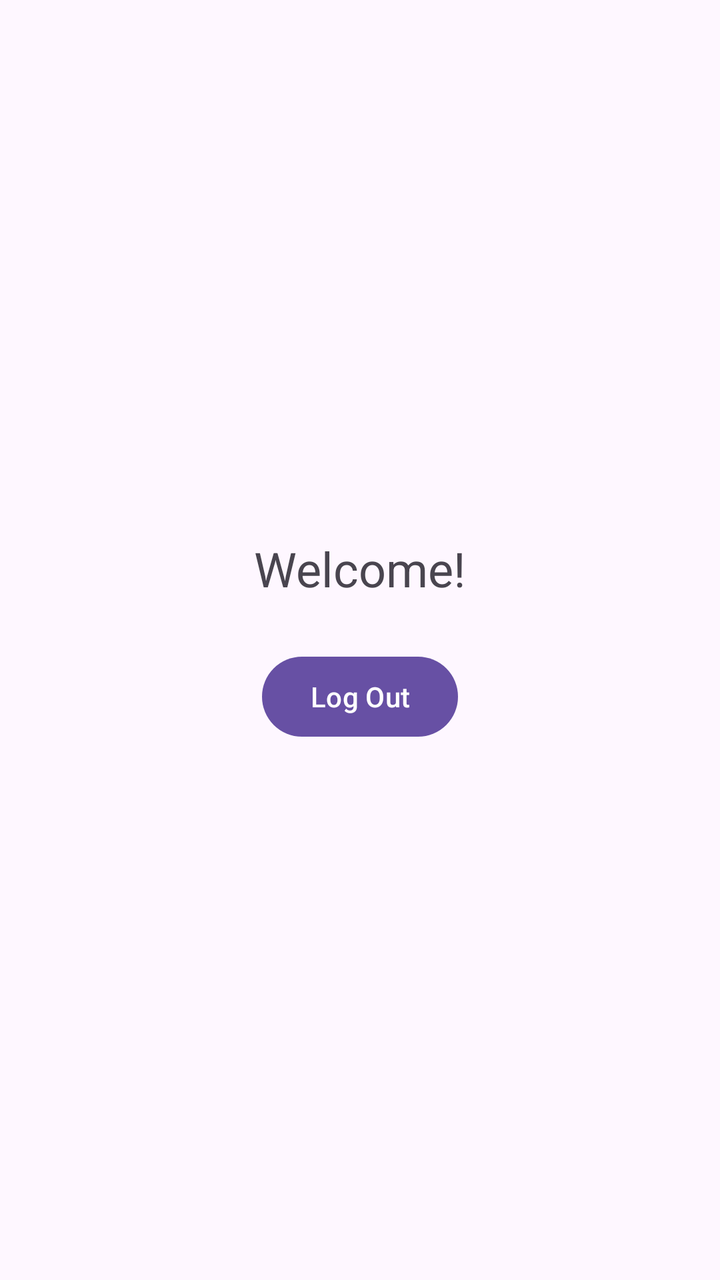
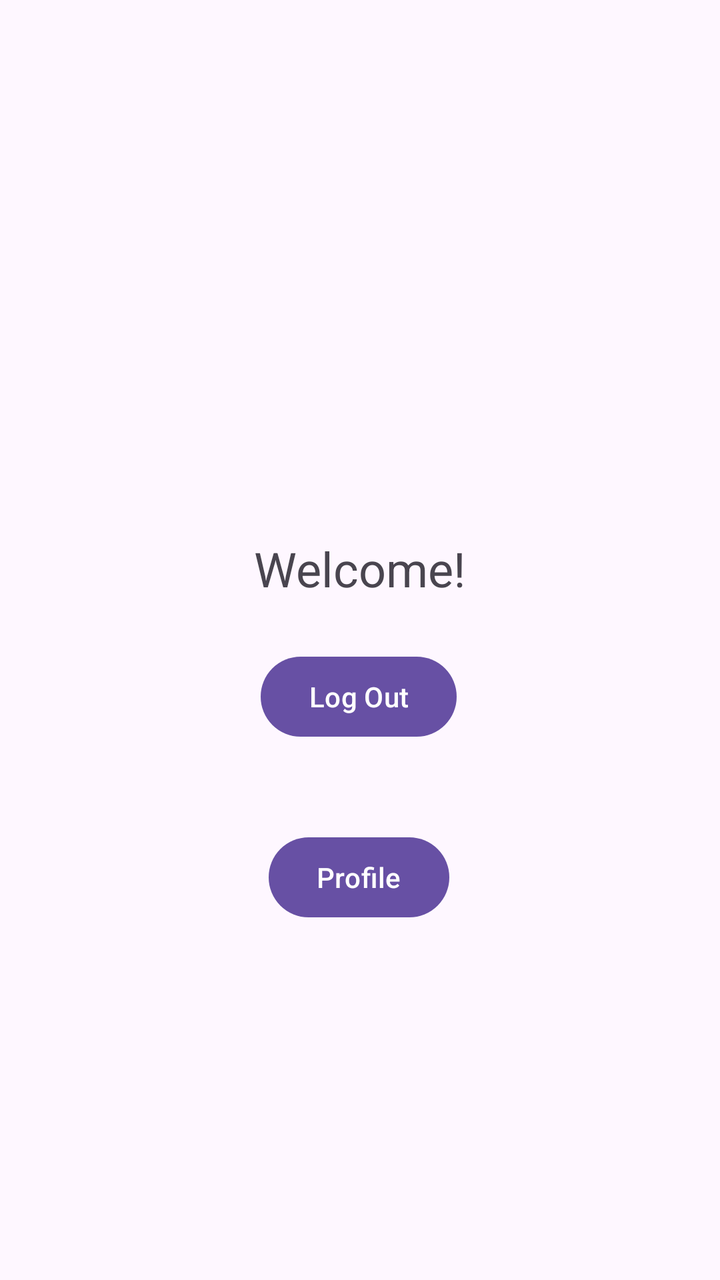

Two renders of the same Android screen: before a commit and after it. Below are the layout's source before the change and the commit's diff.
<!-- AndroidManifest.xml: application theme Theme.Authentication -->
<!-- res/layout/activity_main.xml -->
<?xml version="1.0" encoding="utf-8"?>
<androidx.constraintlayout.widget.ConstraintLayout xmlns:android="http://schemas.android.com/apk/res/android"
    xmlns:app="http://schemas.android.com/apk/res-auto"
    xmlns:tools="http://schemas.android.com/tools"
    android:id="@+id/main"
    android:layout_width="match_parent"
    android:layout_height="match_parent"
    tools:context=".MainActivity">

        <TextView
            android:id="@+id/tvWelcome"
            android:layout_width="wrap_content"
            android:layout_height="wrap_content"
            android:text="Welcome!"
            android:textSize="24sp"
            app:layout_constraintBottom_toTopOf="@id/btnLogout"
            app:layout_constraintEnd_toEndOf="parent"
            app:layout_constraintStart_toStartOf="parent"
            app:layout_constraintTop_toTopOf="parent"
            app:layout_constraintVertical_chainStyle="packed" />

        <Button
            android:id="@+id/btnLogout"
            android:layout_width="wrap_content"
            android:layout_height="wrap_content"
            android:layout_marginTop="24dp"
            android:text="Log Out"
            app:layout_constraintBottom_toBottomOf="parent"
            app:layout_constraintEnd_toEndOf="parent"
            app:layout_constraintStart_toStartOf="parent"
            app:layout_constraintTop_toBottomOf="@id/tvWelcome" />

</androidx.constraintlayout.widget.ConstraintLayout>
<!-- resources referenced by this layout -->
<resources>
  <style name="Theme.Authentication" parent="Base.Theme.Authentication" />
  <style name="Base.Theme.Authentication" parent="Theme.Material3.DayNight.NoActionBar">
          
          
      </style>
</resources>

<!-- the commit's change to res/layout/activity_main.xml (unified diff, before → after) -->
@@ -27,7 +27,21 @@
             android:text="Log Out"
             app:layout_constraintBottom_toBottomOf="parent"
             app:layout_constraintEnd_toEndOf="parent"
+            app:layout_constraintHorizontal_bias="0.498"
             app:layout_constraintStart_toStartOf="parent"
             app:layout_constraintTop_toBottomOf="@id/tvWelcome" />
 
+        <Button
+            android:id="@+id/btnProfile"
+            android:layout_width="wrap_content"
+            android:layout_height="wrap_content"
+            android:layout_marginTop="24dp"
+            android:text="Profile"
+            app:layout_constraintBottom_toBottomOf="parent"
+            app:layout_constraintEnd_toEndOf="parent"
+            app:layout_constraintHorizontal_bias="0.498"
+            app:layout_constraintStart_toStartOf="parent"
+            app:layout_constraintTop_toBottomOf="@id/tvWelcome"
+            app:layout_constraintVertical_bias="0.338" />
+
 </androidx.constraintlayout.widget.ConstraintLayout>
